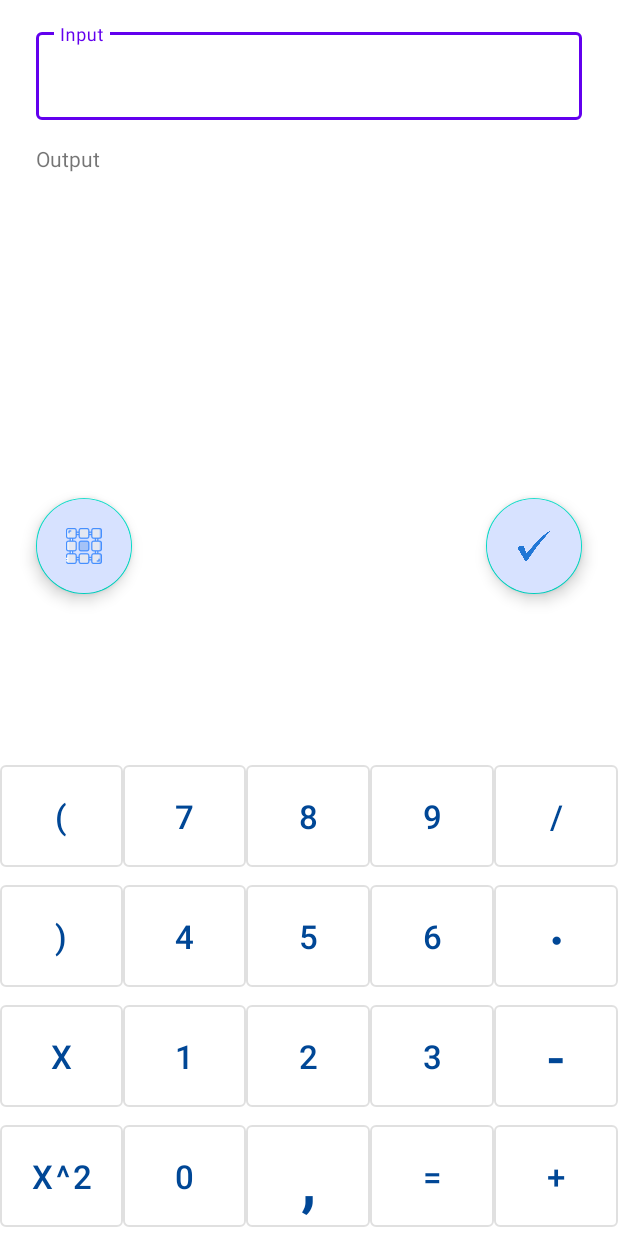
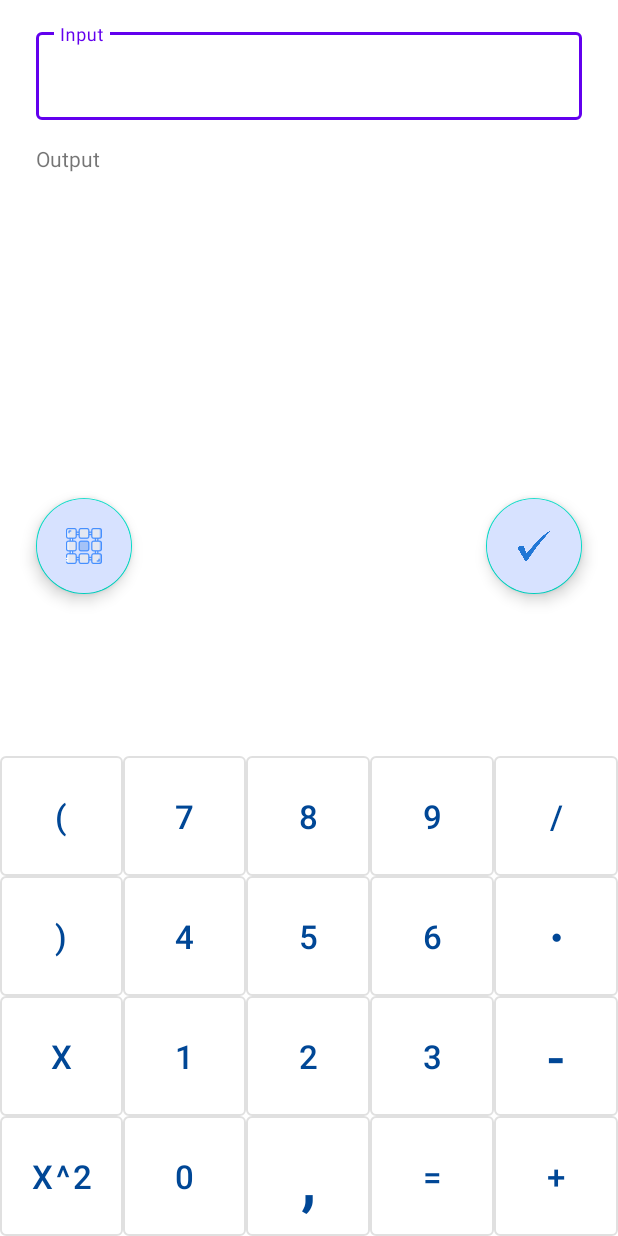
Before and after one commit to duddoser/Math_Calculator, an Android app built with Jetpack Compose: the screen it shows after launch (MainActivity), on a phone screen of 412 x 824 dp. Run offline under Robolectric (Android 15) with nearby library versions, the phone set to English and light mode, and no system bars; 1 statement that could not run was skipped.

Commit message:
padding between buttons reduced

```diff
--- a/app/src/main/java/com/example/mathcalculator/MatrixFragment.java
+++ b/app/src/main/java/com/example/mathcalculator/MatrixFragment.java
@@ -17,6 +17,8 @@ import android.widget.LinearLayout;
 import android.widget.TableLayout;
 import android.widget.TableRow;
 import android.widget.TextView;
+
+import com.google.android.material.dialog.MaterialAlertDialogBuilder;
 
 import java.util.ArrayList;
 import java.util.HashMap;
@@ -47,6 +49,7 @@ public class MatrixFragment extends Fragment implements CustomDialogInterface, V
     public View onCreateView(LayoutInflater inflater, ViewGroup container,
                              Bundle savedInstanceState) {
         view = inflater.inflate(R.layout.fragment_matrix, container, false);
+
         DialogFragment fragment = new DialogFragmentMatrix(this);
         fragment.show(getFragmentManager(), "dialog");
 
--- a/app/src/main/res/layout/fragment_main.xml
+++ b/app/src/main/res/layout/fragment_main.xml
@@ -95,6 +95,8 @@
                 android:layout_width="0dp"
                 android:layout_height="match_parent"
                 android:layout_weight="1"
+                android:insetTop="0dp"
+                android:insetBottom="0dp"
                 android:text="("
                 android:textSize="22sp"
                 />
@@ -104,6 +106,8 @@
                 android:id="@+id/btn_main_1"
                 android:layout_width="0dp"
                 android:layout_height="match_parent"
+                android:insetTop="0dp"
+                android:insetBottom="0dp"
                 android:textColor="@color/main"
                 android:layout_weight="1"
                 android:text="7"
@@ -116,6 +120,8 @@
                 android:layout_width="0dp"
                 android:textColor="@color/main"
                 android:layout_height="match_parent"
+                android:insetTop="0dp"
+                android:insetBottom="0dp"
                 android:layout_weight="1"
                 android:text="8"
                 android:textSize="22sp"
@@ -124,6 +130,8 @@
             <Button
                 style="?attr/materialButtonOutlinedStyle"
                 android:id="@+id/btn_main_3"
+                android:insetTop="0dp"
+                android:insetBottom="0dp"
                 android:layout_width="0dp"
                 android:layout_height="match_parent"
                 android:textColor="@color/main"
@@ -137,6 +145,8 @@
                 android:id="@+id/btn_main_4"
                 android:layout_width="0dp"
                 android:layout_height="match_parent"
+                android:insetTop="0dp"
+                android:insetBottom="0dp"
                 android:textColor="@color/main"
                 android:layout_weight="1"
                 android:text="/"
@@ -156,6 +166,8 @@
                 android:id="@+id/btn_main_5"
                 android:layout_width="0dp"
                 android:layout_height="match_parent"
+                android:insetTop="0dp"
+                android:insetBottom="0dp"
                 android:textColor="@color/main"
                 android:layout_weight="1"
                 android:text=")"
@@ -167,6 +179,8 @@
                 android:id="@+id/btn_main_6"
                 android:layout_width="0dp"
                 android:layout_height="match_parent"
+                android:insetTop="0dp"
+                android:insetBottom="0dp"
                 android:textColor="@color/main"
                 android:layout_weight="1"
                 android:text="4"
@@ -178,6 +192,8 @@
                 android:id="@+id/btn_main_7"
                 android:layout_width="0dp"
                 android:layout_height="match_parent"
+                android:insetTop="0dp"
+                android:insetBottom="0dp"
                 android:textColor="@color/main"
                 android:layout_weight="1"
                 android:text="5"
@@ -189,6 +205,8 @@
                 android:id="@+id/btn_main_8"
                 android:layout_width="0dp"
                 android:layout_height="match_parent"
+                android:insetTop="0dp"
+                android:insetBottom="0dp"
                 android:textColor="@color/main"
                 android:layout_weight="1"
                 android:text="6"
@@ -200,6 +218,8 @@
                 android:id="@+id/btn_main_9"
                 android:layout_width="0dp"
                 android:layout_height="match_parent"
+                android:insetTop="0dp"
+                android:insetBottom="0dp"
                 android:textColor="@color/main"
                 android:layout_weight="1"
                 android:text="⋅"
@@ -220,6 +240,8 @@
                 android:id="@+id/btn_main_10"
                 android:layout_width="0dp"
                 android:layout_height="match_parent"
+                android:insetTop="0dp"
+                android:insetBottom="0dp"
                 android:textColor="@color/main"
                 android:layout_weight="1"
                 android:text="X"
@@ -231,6 +253,8 @@
                 android:id="@+id/btn_main_11"
                 android:layout_width="0dp"
                 android:layout_height="match_parent"
+                android:insetTop="0dp"
+                android:insetBottom="0dp"
                 android:textColor="@color/main"
                 android:layout_weight="1"
                 android:text="1"
@@ -242,6 +266,8 @@
                 android:id="@+id/btn_main_12"
                 android:layout_width="0dp"
                 android:layout_height="match_parent"
+                android:insetTop="0dp"
+                android:insetBottom="0dp"
                 android:textColor="@color/main"
                 android:layout_weight="1"
                 android:text="2"
@@ -254,6 +280,8 @@
                 android:layout_width="0dp"
                 android:layout_height="match_parent"
                 android:textColor="@color/main"
+                android:insetTop="0dp"
+                android:insetBottom="0dp"
                 android:layout_weight="1"
                 android:text="3"
                 android:textSize="22sp"
@@ -264,6 +292,8 @@
                 android:id="@+id/btn_main_14"
                 android:layout_width="0dp"
                 android:layout_height="match_parent"
+                android:insetTop="0dp"
+                android:insetBottom="0dp"
                 android:textColor="@color/main"
                 android:layout_weight="1"
                 android:text="-"
@@ -283,6 +313,8 @@
                 android:id="@+id/btn_main_15"
                 android:layout_width="0dp"
                 android:textColor="@color/main"
+                android:insetTop="0dp"
+                android:insetBottom="0dp"
                 android:layout_height="match_parent"
                 android:layout_weight="1"
                 android:text="X^2"
@@ -294,6 +326,8 @@
                 android:id="@+id/btn_main_16"
                 android:layout_width="0dp"
                 android:textColor="@color/main"
+                android:insetTop="0dp"
+                android:insetBottom="0dp"
                 android:layout_height="match_parent"
                 android:layout_weight="1"
                 android:text="0"
@@ -305,6 +339,8 @@
                 android:id="@+id/btn_main_17"
                 android:textColor="@color/main"
                 android:layout_height="match_parent"
+                android:insetTop="0dp"
+                android:insetBottom="0dp"
                 android:layout_weight="1"
                 android:layout_width="0dp"
                 android:text=","
@@ -315,6 +351,8 @@
                 style="?attr/materialButtonOutlinedStyle"
                 android:id="@+id/btn_main_18"
                 android:textColor="@color/main"
+                android:insetTop="0dp"
+                android:insetBottom="0dp"
                 android:layout_width="0dp"
                 android:layout_height="match_parent"
                 android:layout_weight="1"
@@ -327,6 +365,8 @@
                 android:id="@+id/btn_main_19"
                 android:layout_width="0dp"
                 android:layout_height="match_parent"
+                android:insetTop="0dp"
+                android:insetBottom="0dp"
                 android:textColor="@color/main"
                 android:layout_weight="1"
                 android:text="+"
```
